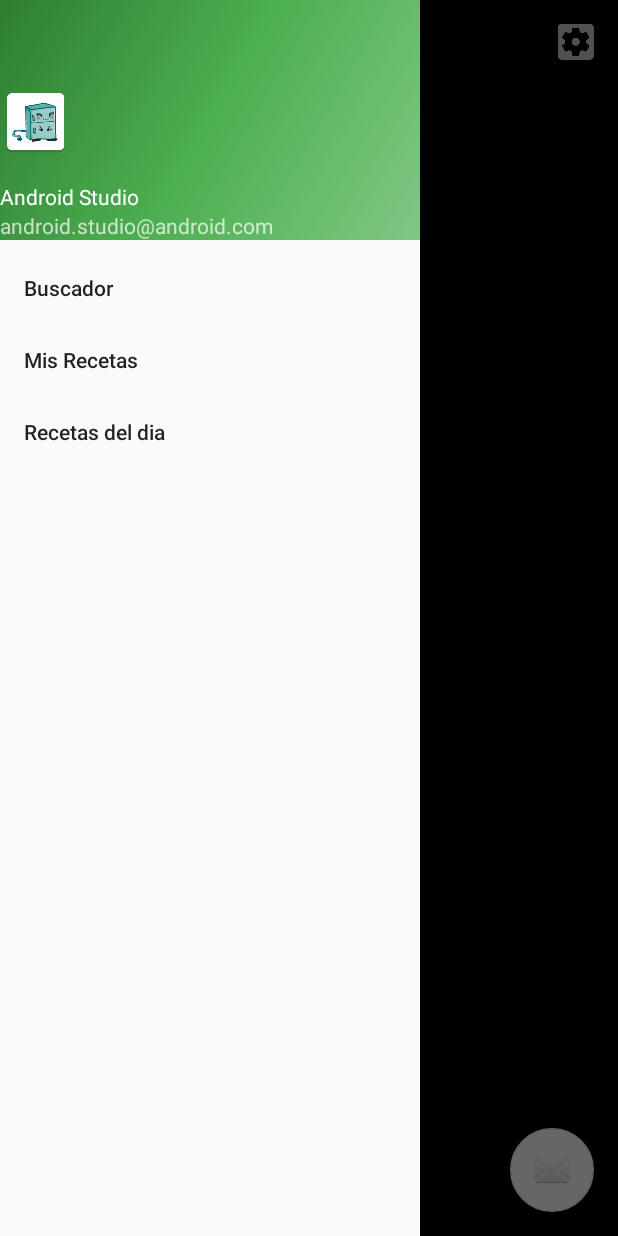
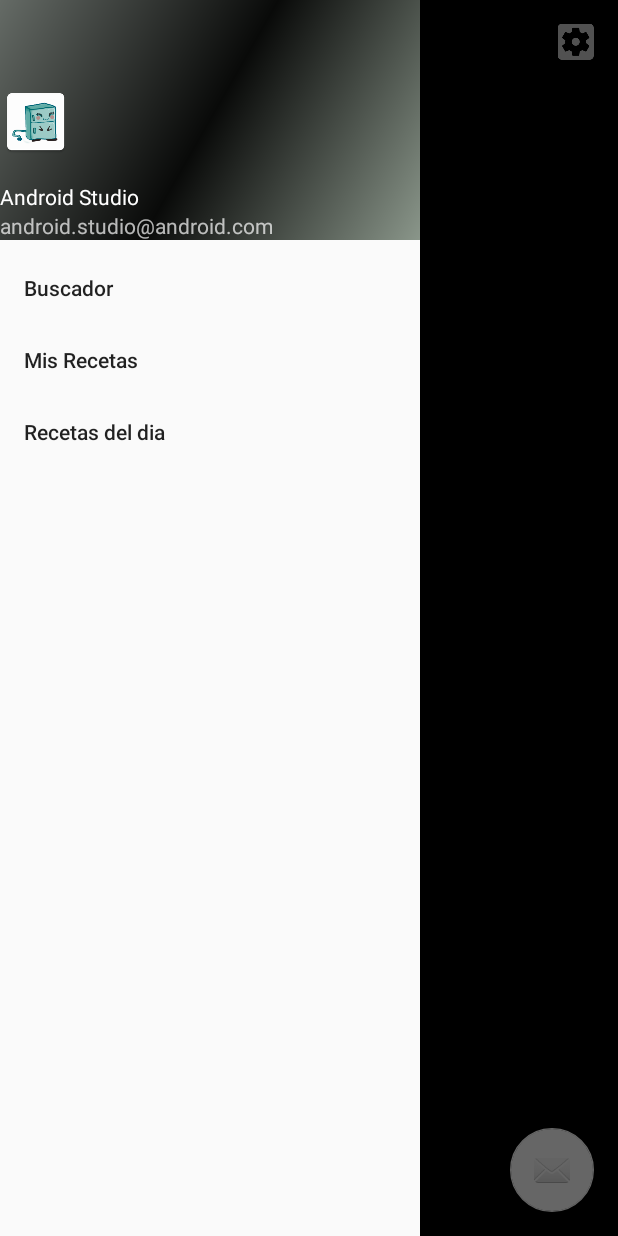
Before and after one commit to meirinf/MiNevera1, an Android app: the screen it shows after launch (MainActivity), with the side drawer open, on a phone screen of 412 x 824 dp. Run offline under Robolectric (Android 15) with nearby library versions, the phone set to English and light mode, and no system bars; pictures from the network do not load.

Commit message:
Mas cambios de apariencia

```diff
--- a/app/src/main/res/drawable/side_nav_bar.xml
+++ b/app/src/main/res/drawable/side_nav_bar.xml
@@ -2,8 +2,8 @@
     android:shape="rectangle">
     <gradient
         android:angle="135"
-        android:centerColor="#4CAF50"
-        android:endColor="#2E7D32"
-        android:startColor="#81C784"
+        android:centerColor="#090a09"
+        android:endColor="#656b66"
+        android:startColor="#8a968a"
         android:type="linear" />
 </shape>
--- a/app/src/main/res/drawable/splash_screen.xml
+++ b/app/src/main/res/drawable/splash_screen.xml
@@ -2,7 +2,7 @@
 <layer-list xmlns:android="http://schemas.android.com/apk/res/android">
 
     <item
-        android:drawable="@color/colorAccent"/>
+        android:drawable="@color/BLANCO"/>
 
     <item>
         <bitmap
```
